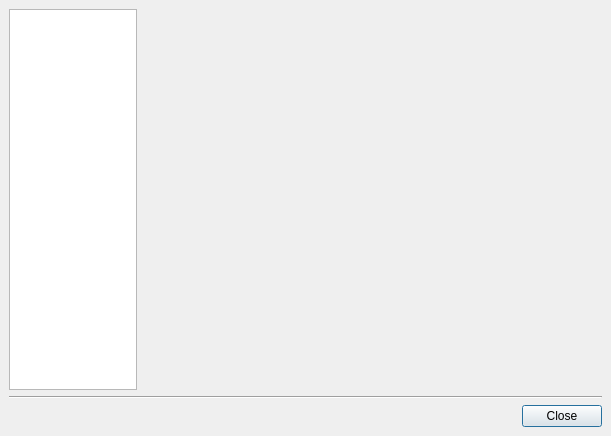
Before: the Qt Designer form PAConsole/res/maindlg.ui in AnarManafov/PoD, drawn with Qt 5.
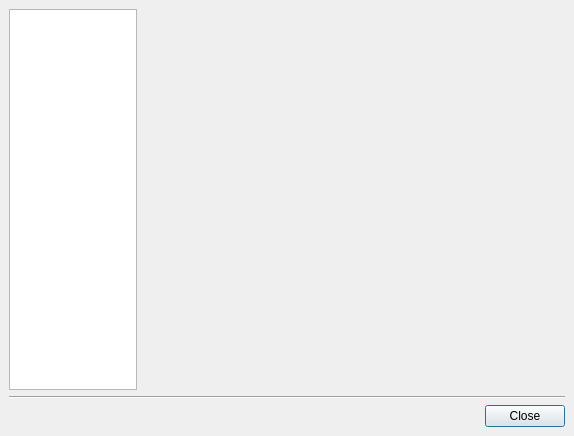
After: the same form once the commit is applied.

Commit message: PAConsole_modified: developing methods which will show status of Grid Jobs on the GUI

Diff of the .ui file:
```diff
--- a/PAConsole/res/maindlg.ui
+++ b/PAConsole/res/maindlg.ui
@@ -5,7 +5,7 @@
    <rect>
     <x>0</x>
     <y>0</y>
-    <width>611</width>
+    <width>574</width>
     <height>436</height>
    </rect>
   </property>
```
The commit also changes 6 other files.
